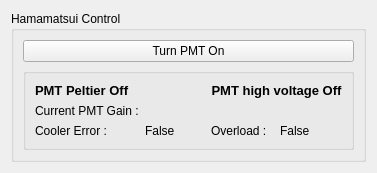
First picture: the form in acq4/devices/HamamatsuPMT/hamamatsuPMTTemplate.ui, repository mgraupe/acq4, before the edit.
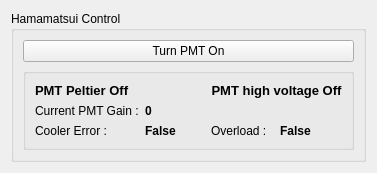
Second picture: the form after the edit.

Commit message: turning on and off is working now

What changed in the file:
```diff
--- a/acq4/devices/HamamatsuPMT/hamamatsuPMTTemplate.ui
+++ b/acq4/devices/HamamatsuPMT/hamamatsuPMTTemplate.ui
@@ -42,8 +42,14 @@
          </item>
          <item row="1" column="1">
           <widget class="QLabel" name="PMTGainLabel">
+           <property name="font">
+            <font>
+             <weight>75</weight>
+             <bold>true</bold>
+            </font>
+           </property>
            <property name="text">
-            <string/>
+            <string>0</string>
            </property>
           </widget>
          </item>
@@ -56,6 +62,12 @@
          </item>
          <item row="2" column="3">
           <widget class="QLabel" name="OverloadStatusLabel">
+           <property name="font">
+            <font>
+             <weight>75</weight>
+             <bold>true</bold>
+            </font>
+           </property>
            <property name="text">
             <string>False</string>
            </property>
@@ -63,6 +75,12 @@
          </item>
          <item row="2" column="1">
           <widget class="QLabel" name="CoolerStatusLabel">
+           <property name="font">
+            <font>
+             <weight>75</weight>
+             <bold>true</bold>
+            </font>
+           </property>
            <property name="text">
             <string>False</string>
            </property>
```
The commit also changes 2 other files.
